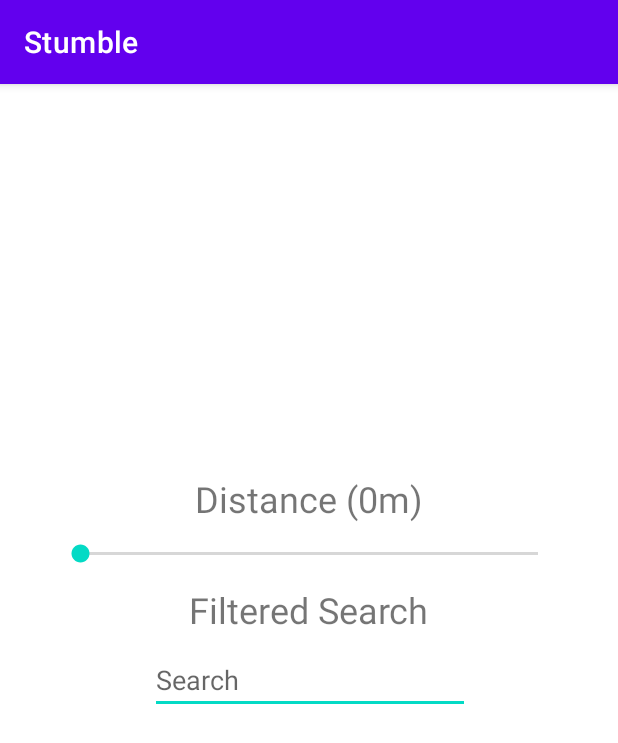
After one commit to alanhuang1129/Stumble, an Android app: the FilterActivity screen opened directly, with no data from a screen before it, on a phone screen of 412 x 824 dp. The commit adds this screen. Shown: the top 743 px of the screen. Run offline under Robolectric (Android 15) with nearby library versions, the phone set to English and light mode, and no system bars.

Commit message:
Made Filter Activity
Moved distance and search filter settings into a new activity

```diff
--- a/app/src/main/AndroidManifest.xml
+++ b/app/src/main/AndroidManifest.xml
@@ -19,6 +19,9 @@
         android:theme="@style/Theme.Stumble"
         android:usesCleartextTraffic="true"
         tools:targetApi="31">
+        <activity
+            android:name=".FilterActivity"
+            android:exported="false" />
         <activity
             android:name=".SelectedActivity"
             android:exported="false" />
--- /dev/null
+++ b/app/src/main/java/com/example/stumble/FilterActivity.java
@@ -0,0 +1,67 @@
+package com.example.stumble;
+
+import static com.example.stumble.MainActivity.SHARED_PREFS;
+
+import androidx.appcompat.app.AppCompatActivity;
+
+import android.content.Context;
+import android.content.SharedPreferences;
+import android.os.Bundle;
+import android.view.View;
+import android.widget.Button;
+import android.widget.EditText;
+import android.widget.SeekBar;
+import android.widget.TextView;
+
+public class FilterActivity extends AppCompatActivity  {
+
+    private SharedPreferences sharedPrefs;
+    private SeekBar distanceSeekBar;
+    private TextView distanceTextView;
+    private EditText searchFilter;
+
+    @Override
+    protected void onCreate(Bundle savedInstanceState) {
+        super.onCreate(savedInstanceState);
+        setContentView(R.layout.activity_filter);
+
+        distanceTextView = (TextView) findViewById(R.id.distanceTextView);
+        searchFilter = (EditText) findViewById(R.id.filterEditText);
+        sharedPrefs = getSharedPreferences(SHARED_PREFS, MODE_PRIVATE);
+        //seekbar
+        distanceSeekBar = (SeekBar) findViewById(R.id.distanceSeekBar);
+        distanceSeekBar.setOnSeekBarChangeListener(distanceSeekBarListener);
+        distanceSeekBar.setMax(40000);
+
+        searchFilter.setText(sharedPrefs.getString("Filter", ""));
+        distanceSeekBar.setProgress(sharedPrefs.getInt("Distance", 0));
+    }
+
+    @Override
+    protected void onStop() {
+        sharedPrefs = getSharedPreferences(SHARED_PREFS, Context.MODE_PRIVATE);
+        SharedPreferences.Editor editor = sharedPrefs.edit();
+        editor.putInt("Distance", distanceSeekBar.getProgress());
+        editor.putString("Filter", searchFilter.getText().toString());
+        editor.commit();
+        super.onStop();
+    }
+
+    private SeekBar.OnSeekBarChangeListener distanceSeekBarListener = new SeekBar.OnSeekBarChangeListener() {
+
+        @Override
+        public void onProgressChanged(SeekBar seekBar, int progress, boolean fromUser) {
+            distanceTextView.setText("Distance (" + progress + "m)");
+        }
+
+        @Override
+        public void onStartTrackingTouch(SeekBar seekBar) {
+
+        }
+
+        @Override
+        public void onStopTrackingTouch(SeekBar seekBar) {
+
+        }
+    };
+}
--- /dev/null
+++ b/app/src/main/res/layout/activity_filter.xml
@@ -0,0 +1,59 @@
+<?xml version="1.0" encoding="utf-8"?>
+<androidx.constraintlayout.widget.ConstraintLayout xmlns:android="http://schemas.android.com/apk/res/android"
+    xmlns:app="http://schemas.android.com/apk/res-auto"
+    xmlns:tools="http://schemas.android.com/tools"
+    android:layout_width="match_parent"
+    android:layout_height="match_parent"
+    tools:context=".FilterActivity">
+
+    <TextView
+        android:id="@+id/distanceTextView"
+        android:layout_width="wrap_content"
+        android:layout_height="wrap_content"
+        android:layout_marginTop="260dp"
+        android:text="Distance (m)"
+        android:textSize="24dp"
+        app:layout_constraintEnd_toEndOf="parent"
+        app:layout_constraintStart_toStartOf="parent"
+        app:layout_constraintTop_toTopOf="parent" />
+
+    <TextView
+        android:id="@+id/filterTextView"
+        android:layout_width="wrap_content"
+        android:layout_height="wrap_content"
+        android:layout_marginStart="126dp"
+        android:layout_marginTop="4dp"
+        android:layout_marginEnd="126dp"
+        android:text="Filtered Search"
+        android:textSize="24dp"
+        app:layout_constraintEnd_toEndOf="parent"
+        app:layout_constraintHorizontal_bias="0.0"
+        app:layout_constraintStart_toStartOf="parent"
+        app:layout_constraintTop_toBottomOf="@+id/distanceSeekBar" />
+
+    <EditText
+        android:id="@+id/filterEditText"
+        android:layout_width="wrap_content"
+        android:layout_height="wrap_content"
+        android:layout_marginStart="100dp"
+        android:layout_marginTop="8dp"
+        android:layout_marginEnd="101dp"
+        android:ems="10"
+        android:hint="Search"
+        android:inputType="textPersonName"
+        android:text=""
+        app:layout_constraintEnd_toEndOf="parent"
+        app:layout_constraintHorizontal_bias="0.0"
+        app:layout_constraintStart_toStartOf="parent"
+        app:layout_constraintTop_toBottomOf="@+id/filterTextView" />
+
+    <SeekBar
+        android:id="@+id/distanceSeekBar"
+        android:layout_width="337dp"
+        android:layout_height="33dp"
+        android:layout_marginTop="4dp"
+        app:layout_constraintEnd_toEndOf="parent"
+        app:layout_constraintStart_toStartOf="parent"
+        app:layout_constraintTop_toBottomOf="@+id/distanceTextView" />
+
+</androidx.constraintlayout.widget.ConstraintLayout>
```
Also changed, not shown: app/src/main/java/com/example/stumble/MainActivity.java (+16 -57 lines), app/src/main/res/layout/activity_main.xml (+9 -66 lines).
